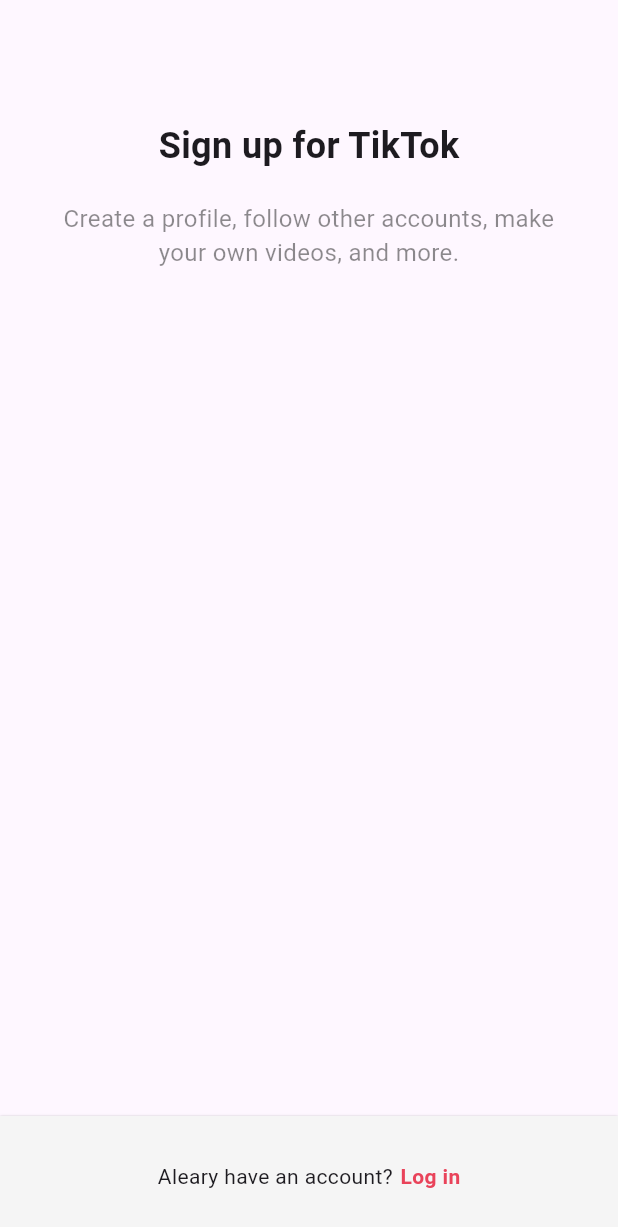
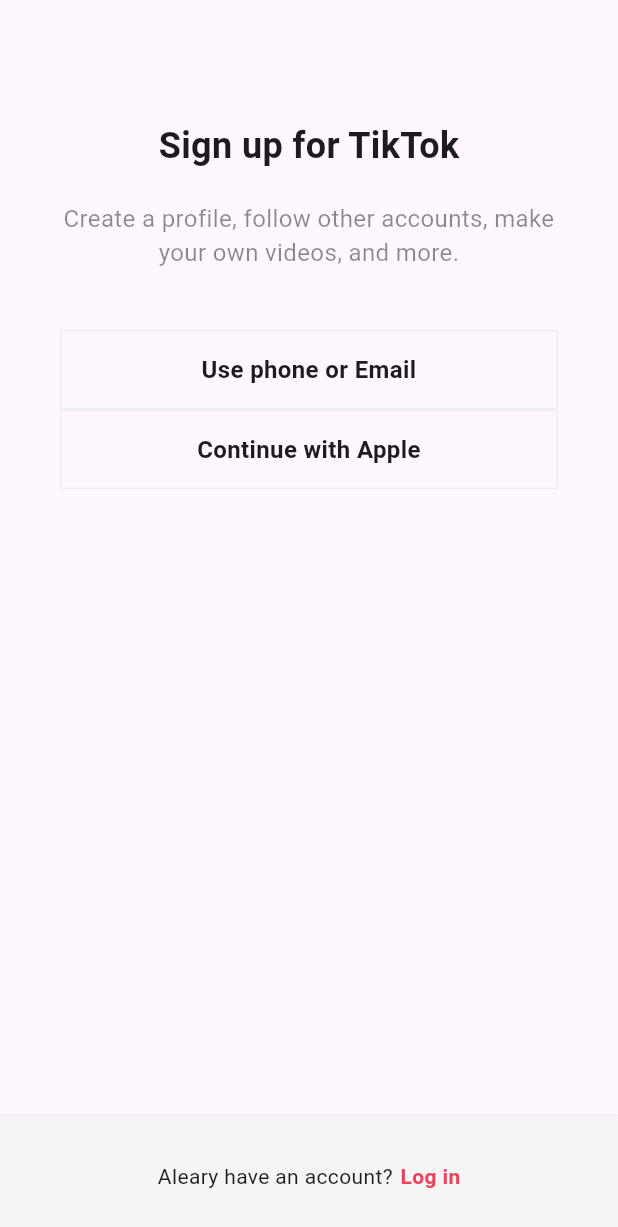
Before and after one commit to YongWanJin/FlutterExercise5, a Flutter app: the screen it shows after launch, on a phone screen of 412 x 824 dp. Shown: the top 1227 px of the screen. Run offline on Flutter 3.47's test engine with Material 3 defaults, Android fonts, the phone set to English and light mode, and no system bars.

Commit message:
feat : 로그인 방식을 정하는 버튼 UI 추가.

```diff
--- a/lib/screens/sign_up/sign_up_screen.dart
+++ b/lib/features/authentication/sign_up_screen.dart
@@ -1,9 +1,17 @@
 import 'package:flutter/material.dart';
 import 'package:tiktok_clone/constants/gaps.dart';
 import 'package:tiktok_clone/constants/sizes.dart';
+import 'package:tiktok_clone/features/authentication/login_screen.dart';
+import 'package:tiktok_clone/features/authentication/widgets/auth_button.dart';
 
 class SignUpScreen extends StatelessWidget {
   const SignUpScreen({super.key});
+
+  void onLoginTap(BuildContext context) {
+    Navigator.of(
+      context,
+    ).push(MaterialPageRoute(builder: (context) => LoginScreen()));
+  }
 
   @override
   Widget build(BuildContext context) {
@@ -28,10 +36,14 @@ class SignUpScreen extends StatelessWidget {
                 style: TextStyle(fontSize: Sizes.size16, color: Colors.black45),
                 textAlign: TextAlign.center,
               ),
+              Gaps.v40,
+              AuthButton(text: "Use phone or Email"),
+              AuthButton(text: "Continue with Apple"),
             ],
           ),
         ),
       ),
+
       // * 하단 바 (Login) * //
       bottomNavigationBar: Container(
         // 상단 그림자 경계선
@@ -46,7 +58,6 @@ class SignUpScreen extends StatelessWidget {
         ),
         // 하단 바 내용물
         child: BottomAppBar(
-          elevation: 1,
           color: Colors.grey.shade100,
           child: Padding(
             padding: const EdgeInsets.symmetric(vertical: Sizes.size16),
@@ -55,11 +66,14 @@ class SignUpScreen extends StatelessWidget {
               children: [
                 Text("Aleary have an account?"),
                 Gaps.h5,
-                Text(
-                  "Log in",
-                  style: TextStyle(
-                    color: Theme.of(context).primaryColor,
-                    fontWeight: FontWeight.w600,
+                GestureDetector(
+                  onTap: () => onLoginTap(context),
+                  child: Text(
+                    "Log in",
+                    style: TextStyle(
+                      color: Theme.of(context).primaryColor,
+                      fontWeight: FontWeight.w600,
+                    ),
                   ),
                 ),
               ],
--- /dev/null
+++ b/lib/features/authentication/widgets/auth_button.dart
@@ -0,0 +1,27 @@
+import 'package:flutter/material.dart';
+import 'package:tiktok_clone/constants/sizes.dart';
+
+class AuthButton extends StatelessWidget {
+  final String text;
+
+  const AuthButton({super.key, required this.text});
+
+  @override
+  Widget build(BuildContext context) {
+    return FractionallySizedBox(
+      // FractionallySizedBox : 부모 위젯의 Padding에 비례해서 위젯의 크기를 조정할 수 있는 위젯
+      widthFactor: 1,
+      child: Container(
+        padding: EdgeInsets.symmetric(vertical: Sizes.size14),
+        decoration: BoxDecoration(
+          border: Border.all(color: Colors.grey.shade200, width: Sizes.size1),
+        ),
+        child: Text(
+          text,
+          style: TextStyle(fontSize: Sizes.size16, fontWeight: FontWeight.w600),
+          textAlign: TextAlign.center,
+        ),
+      ),
+    );
+  }
+}
--- a/lib/main.dart
+++ b/lib/main.dart
@@ -1,5 +1,5 @@
 import 'package:flutter/material.dart';
-import 'package:tiktok_clone/screens/sign_up/sign_up_screen.dart';
+import 'package:tiktok_clone/features/authentication/sign_up_screen.dart';
 
 void main() {
   runApp(const TikTokApp());
```
Also changed, not shown: lib/features/authentication/login_screen.dart (added, +78 -0 lines).
